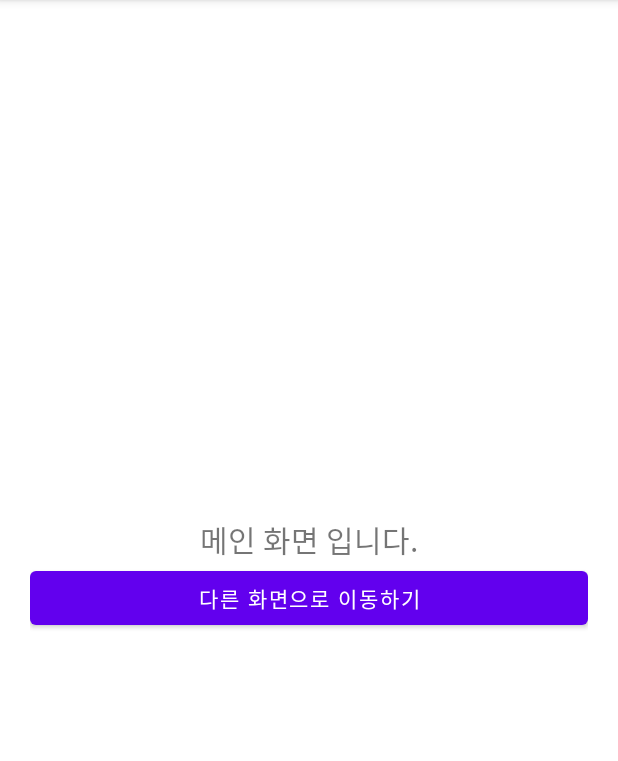
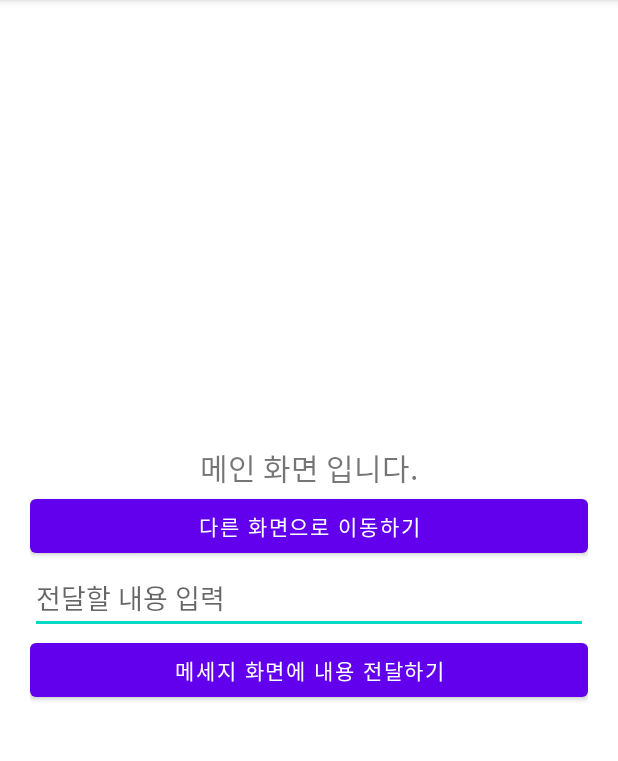
Before and after one commit to spris1513/intent_210829, an Android app: the screen it shows after launch (MainActivity), on a phone screen of 412 x 824 dp, the part 84-845 px from its top. Run offline under Robolectric (Android 15) with nearby library versions, the phone set to English and light mode, and no system bars.

```diff
--- a/app/src/main/AndroidManifest.xml
+++ b/app/src/main/AndroidManifest.xml
@@ -9,6 +9,9 @@
         android:roundIcon="@mipmap/ic_launcher_round"
         android:supportsRtl="true"
         android:theme="@style/Theme.Intent_210829">
+        <activity
+            android:name=".ViewMessageActivity"
+            android:exported="true" />
         <activity
             android:name=".OtherActivity"
             android:exported="true" />
--- a/app/src/main/res/layout/activity_main.xml
+++ b/app/src/main/res/layout/activity_main.xml
@@ -21,5 +21,16 @@
         android:layout_height="wrap_content"
         android:text="다른 화면으로 이동하기" />
 
+    <EditText
+        android:layout_width="match_parent"
+        android:layout_height="wrap_content"
+        android:hint="전달할 내용 입력" />
+
+    <Button
+        android:layout_width="match_parent"
+        android:layout_height="wrap_content"
+        android:text="메세지 화면에 내용 전달하기" />
+
+
 
 </LinearLayout>
```
Also changed, not shown: app/src/main/java/com/neppplus/intent_210829/ViewMessageActivity.kt (added, +11 -0 lines), app/src/main/res/layout/activity_view_message.xml (added, +17 -0 lines).
